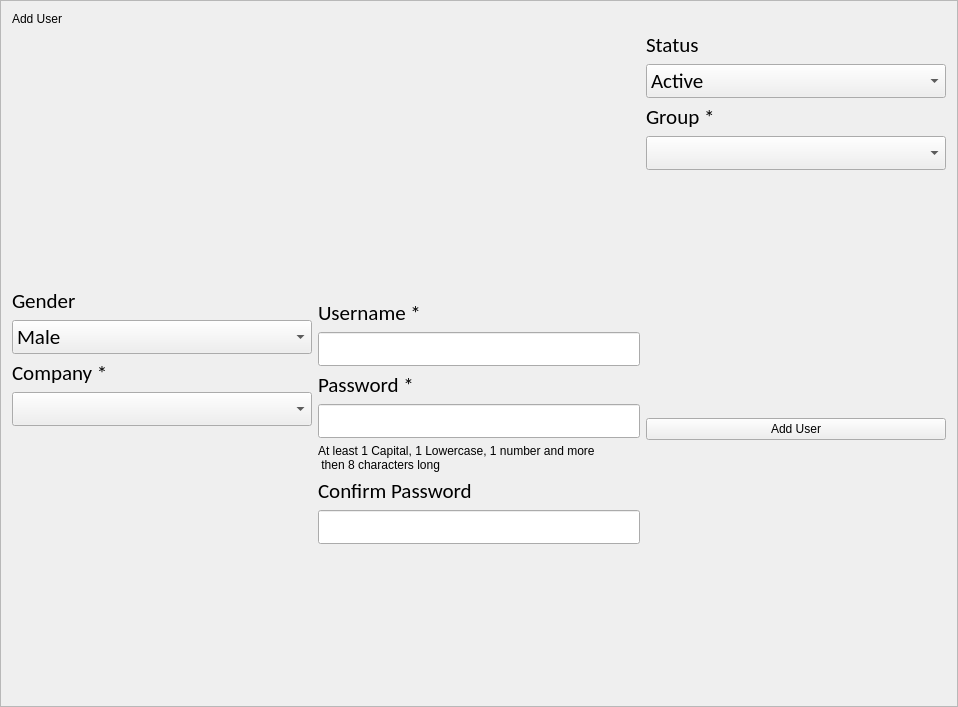
ashraf-kx/stock-manager, file People/f_adduser.ui: the form before one commit.
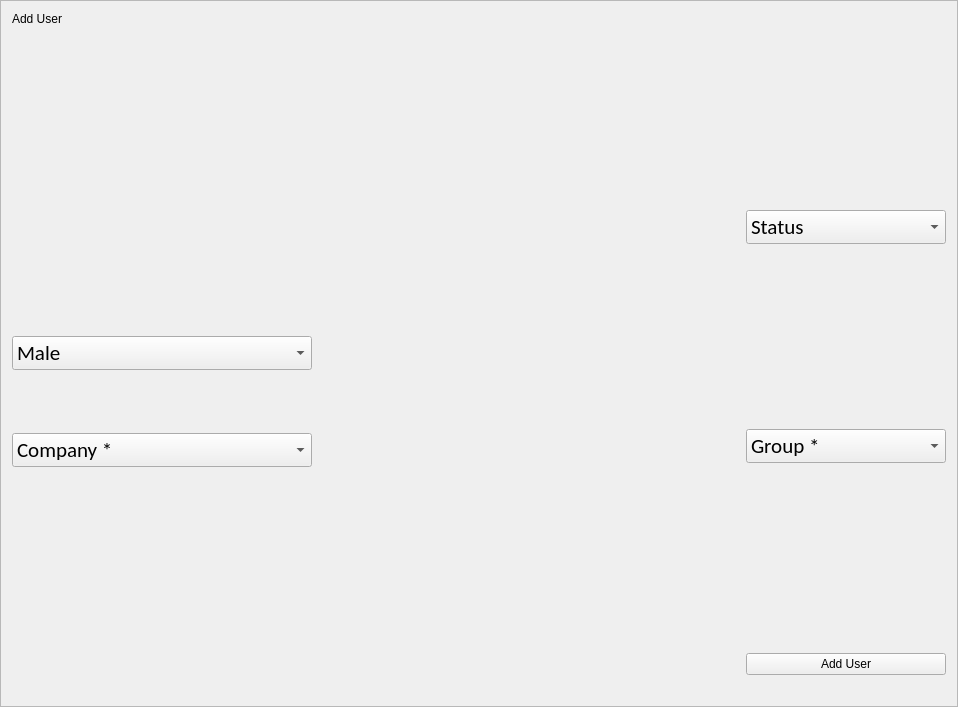
The form after the commit. Custom widgets are drawn as their Qt base class.

Commit message: Fixing problems related to the use of MDLineEdit into addUser

Patch:
```diff
--- a/People/f_adduser.ui
+++ b/People/f_adduser.ui
@@ -39,12 +39,27 @@
       <layout class="QVBoxLayout" name="layoutLeftSide">
        <item>
         <widget class="MDLineEdit" name="W_firstName">
+         <property name="minimumSize">
+          <size>
+           <width>300</width>
+           <height>90</height>
+          </size>
+         </property>
+         <property name="maximumSize">
+          <size>
+           <width>300</width>
+           <height>90</height>
+          </size>
+         </property>
          <property name="toolTip">
-          <string>My custom Line Edit Support MD </string>
+          <string>type First Name here</string>
          </property>
          <property name="whatsThis">
           <string>Styled Input Text.</string>
          </property>
+         <property name="labelText">
+          <string>First Name *</string>
+         </property>
          <property name="helperVisible" stdset="0">
           <bool>false</bool>
          </property>
@@ -71,8 +86,20 @@
        </item>
        <item>
         <widget class="MDLineEdit" name="W_lastName">
+         <property name="minimumSize">
+          <size>
+           <width>300</width>
+           <height>90</height>
+          </size>
+         </property>
+         <property name="maximumSize">
+          <size>
+           <width>300</width>
+           <height>90</height>
+          </size>
+         </property>
          <property name="toolTip">
-          <string>My custom Line Edit Support MD </string>
+          <string>type Last Name here</string>
          </property>
          <property name="whatsThis">
           <string>Styled Input Text.</string>
@@ -104,28 +131,6 @@
          </property>
         </spacer>
        </item>
-       <item>
-        <widget class="QLabel" name="L_gender">
-         <property name="minimumSize">
-          <size>
-           <width>300</width>
-           <height>0</height>
-          </size>
-         </property>
-         <property name="font">
-          <font>
-           <family>Calibri</family>
-           <pointsize>16</pointsize>
-           <weight>50</weight>
-           <italic>false</italic>
-           <bold>false</bold>
-          </font>
-         </property>
-         <property name="text">
-          <string>Gender</string>
-         </property>
-        </widget>
-       </item>
        <item>
         <widget class="QComboBox" name="Cb_gender">
          <property name="minimumSize">
@@ -143,6 +148,24 @@
            <bold>false</bold>
           </font>
          </property>
+         <property name="cursor">
+          <cursorShape>PointingHandCursor</cursorShape>
+         </property>
+         <property name="editable">
+          <bool>false</bool>
+         </property>
+         <property name="insertPolicy">
+          <enum>QComboBox::NoInsert</enum>
+         </property>
+         <property name="iconSize">
+          <size>
+           <width>24</width>
+           <height>24</height>
+          </size>
+         </property>
+         <property name="frame">
+          <bool>true</bool>
+         </property>
          <item>
           <property name="text">
            <string>Male</string>
@@ -156,20 +179,17 @@
         </widget>
        </item>
        <item>
-        <widget class="QLabel" name="L_company">
-         <property name="font">
-          <font>
-           <family>Calibri</family>
-           <pointsize>16</pointsize>
-           <weight>50</weight>
-           <italic>false</italic>
-           <bold>false</bold>
-          </font>
+        <spacer name="verticalSpacer">
+         <property name="orientation">
+          <enum>Qt::Vertical</enum>
          </property>
-         <property name="text">
-          <string>Company *</string>
+         <property name="sizeHint" stdset="0">
+          <size>
+           <width>20</width>
+           <height>40</height>
+          </size>
          </property>
-        </widget>
+        </spacer>
        </item>
        <item>
         <widget class="QComboBox" name="Cb_company">
@@ -188,6 +208,14 @@
            <bold>false</bold>
           </font>
          </property>
+         <property name="cursor">
+          <cursorShape>PointingHandCursor</cursorShape>
+         </property>
+         <item>
+          <property name="text">
+           <string>Company *</string>
+          </property>
+         </item>
         </widget>
        </item>
        <item>
@@ -205,6 +233,18 @@
        </item>
        <item>
         <widget class="MDLineEdit" name="W_phone">
+         <property name="minimumSize">
+          <size>
+           <width>300</width>
+           <height>90</height>
+          </size>
+         </property>
+         <property name="maximumSize">
+          <size>
+           <width>300</width>
+           <height>90</height>
+          </size>
+         </property>
          <property name="toolTip">
           <string>My custom Line Edit Support MD </string>
          </property>
@@ -229,6 +269,15 @@
          <property name="rightIconVisible" stdset="0">
           <bool>false</bool>
          </property>
+         <property name="LIconPixmap" stdset="0">
+          <pixmap resource="../icons.qrc">:/b/icons/b/ic_phone_2x.png</pixmap>
+         </property>
+         <property name="LIconSize" stdset="0">
+          <size>
+           <width>30</width>
+           <height>24</height>
+          </size>
+         </property>
         </widget>
        </item>
        <item>
@@ -246,6 +295,19 @@
        </item>
       </layout>
      </item>
+     <item>
+      <spacer name="horizontalSpacer_2">
+       <property name="orientation">
+        <enum>Qt::Horizontal</enum>
+       </property>
+       <property name="sizeHint" stdset="0">
+        <size>
+         <width>40</width>
+         <height>20</height>
+        </size>
+       </property>
+      </spacer>
+     </item>
      <item>
       <layout class="QVBoxLayout" name="layoutMid">
        <item>
@@ -263,8 +325,20 @@
        </item>
        <item>
         <widget class="MDLineEdit" name="W_email">
+         <property name="minimumSize">
+          <size>
+           <width>300</width>
+           <height>90</height>
+          </size>
+         </property>
+         <property name="maximumSize">
+          <size>
+           <width>300</width>
+           <height>90</height>
+          </size>
+         </property>
          <property name="toolTip">
-          <string>My custom Line Edit Support MD </string>
+          <string>Type your current Email</string>
          </property>
          <property name="whatsThis">
           <string>Styled Input Text.</string>
@@ -287,6 +361,15 @@
          <property name="rightIconVisible" stdset="0">
           <bool>false</bool>
          </property>
+         <property name="LIconPixmap" stdset="0">
+          <pixmap resource="../icons.qrc">:/b/icons/b/ic_mail_2x.png</pixmap>
+         </property>
+         <property name="LIconSize" stdset="0">
+          <size>
+           <width>30</width>
+           <height>30</height>
+          </size>
+         </property>
         </widget>
        </item>
        <item>
@@ -303,137 +386,99 @@
         </spacer>
        </item>
        <item>
-        <widget class="QLabel" name="L_username">
-         <property name="font">
-          <font>
-           <family>Calibri</family>
-           <pointsize>16</pointsize>
-           <weight>50</weight>
-           <italic>false</italic>
-           <bold>false</bold>
-          </font>
+        <widget class="MDLineEdit" name="W_username">
+         <property name="minimumSize">
+          <size>
+           <width>300</width>
+           <height>90</height>
+          </size>
          </property>
-         <property name="text">
-          <string>Username *</string>
+         <property name="maximumSize">
+          <size>
+           <width>300</width>
+           <height>90</height>
+          </size>
          </property>
+         <property name="labelText">
+          <string>User Name *</string>
+         </property>
+         <property name="helperText">
+          <string/>
+         </property>
+         <property name="placeHolder">
+          <string>type username</string>
+         </property>
+         <property name="helperVisible" stdset="0">
+          <bool>false</bool>
+         </property>
+         <property name="leftIconVisible" stdset="0">
+          <bool>false</bool>
+         </property>
+         <property name="rightIconVisible" stdset="0">
+          <bool>false</bool>
+         </property>
+         <property name="LIconPixmap" stdset="0">
+          <pixmap resource="../icons.qrc">:/b/icons/b/ic_account_circle_2x.png</pixmap>
+         </property>
+         <property name="LIconSize" stdset="0">
+          <size>
+           <width>30</width>
+           <height>30</height>
+          </size>
+         </property>
         </widget>
        </item>
        <item>
-        <widget class="QLineEdit" name="Le_username">
-         <property name="minimumSize">
+        <spacer name="verticalSpacer_11">
+         <property name="orientation">
+          <enum>Qt::Vertical</enum>
+         </property>
+         <property name="sizeHint" stdset="0">
           <size>
-           <width>0</width>
-           <height>25</height>
+           <width>20</width>
+           <height>40</height>
           </size>
          </property>
-         <property name="font">
-          <font>
-           <family>Calibri</family>
-           <pointsize>16</pointsize>
-           <weight>50</weight>
-           <italic>false</italic>
-           <bold>false</bold>
-          </font>
-         </property>
-         <property name="maxLength">
-          <number>45</number>
-         </property>
-        </widget>
+        </spacer>
        </item>
        <item>
-        <widget class="QLabel" name="L_password">
+        <widget class="MDLineEdit" name="W_password">
          <property name="minimumSize">
           <size>
            <width>300</width>
-           <height>0</height>
+           <height>90</height>
           </size>
          </property>
-         <property name="font">
-          <font>
-           <family>Calibri</family>
-           <pointsize>16</pointsize>
-           <weight>50</weight>
-           <italic>false</italic>
-           <bold>false</bold>
-          </font>
+         <property name="maximumSize">
+          <size>
+           <width>300</width>
+           <height>90</height>
+          </size>
          </property>
-         <property name="text">
+         <property name="labelText">
           <string>Password *</string>
          </property>
-        </widget>
-       </item>
-       <item>
-        <widget class="QLineEdit" name="Le_password">
-         <property name="minimumSize">
-          <size>
-           <width>0</width>
-           <height>25</height>
-          </size>
+         <property name="helperText">
+          <string>At least 1 Capital, 1 Lowercase, 1 number and more then 8 characters long</string>
          </property>
-         <property name="font">
-          <font>
-           <family>Calibri</family>
-           <pointsize>16</pointsize>
-           <weight>50</weight>
-           <italic>false</italic>
-           <bold>false</bold>
-          </font>
+         <property name="helperVisible" stdset="0">
+          <bool>true</bool>
          </property>
-         <property name="maxLength">
-          <number>45</number>
+         <property name="leftIconVisible" stdset="0">
+          <bool>false</bool>
          </property>
-         <property name="echoMode">
-          <enum>QLineEdit::PasswordEchoOnEdit</enum>
+         <property name="LIconPixmap" stdset="0">
+          <pixmap resource="../icons.qrc">:/b/icons/b/ic_vpn_key_2x.png</pixmap>
          </property>
-        </widget>
-       </item>
-       <item>
-        <widget class="QLabel" name="L_info">
-         <property name="text">
-          <string>At least 1 Capital, 1 Lowercase, 1 number and more 
- then 8 characters long</string>
+         <property name="RIconPixmap" stdset="0">
+          <pixmap resource="../icons.qrc">:/b/icons/b/ic_remove_red_eye_2x.png</pixmap>
          </property>
-        </widget>
-       </item>
-       <item>
-        <widget class="QLabel" name="L_confirmePass">
-         <property name="font">
-          <font>
-           <family>Calibri</family>
-           <pointsize>16</pointsize>
-           <weight>50</weight>
-           <italic>false</italic>
-           <bold>false</bold>
-          </font>
-         </property>
-         <property name="text">
-          <string>Confirm Password</string>
-         </property>
-        </widget>
-       </item>
-       <item>
-        <widget class="QLineEdit" name="Le_confirmePass">
-         <property name="minimumSize">
+         <property name="LIconSize" stdset="0">
           <size>
-           <width>0</width>
-           <height>25</height>
+           <width>30</width>
+           <height>24</height>
           </size>
          </property>
-         <property name="font">
-          <font>
-           <family>Calibri</family>
-           <pointsize>16</pointsize>
-           <weight>50</weight>
-           <italic>false</italic>
-           <bold>false</bold>
-          </font>
-         </property>
-         <property name="maxLength">
-          <number>50</number>
-         </property>
-         <property name="echoMode">
-          <enum>QLineEdit::PasswordEchoOnEdit</enum>
-         </property>
         </widget>
        </item>
        <item>
@@ -449,25 +494,91 @@
          </property>
         </spacer>
        </item>
+       <item>
+        <widget class="MDLineEdit" name="W_confirmePass">
+         <property name="minimumSize">
+          <size>
+           <width>300</width>
+           <height>90</height>
+          </size>
+         </property>
+         <property name="maximumSize">
+          <size>
+           <width>300</width>
+           <height>90</height>
+          </size>
+         </property>
+         <property name="labelText">
+          <string>Confirm Password *</string>
+         </property>
+         <property name="helperText">
+          <string/>
+         </property>
+         <property name="placeHolder">
+          <string/>
+         </property>
+         <property name="helperVisible" stdset="0">
+          <bool>false</bool>
+         </property>
+         <property name="leftIconVisible" stdset="0">
+          <bool>false</bool>
+         </property>
+         <property name="rightIconVisible" stdset="0">
+          <bool>false</bool>
+         </property>
+         <property name="LIconPixmap" stdset="0">
+          <pixmap resource="../icons.qrc">:/b/icons/b/ic_done_all_2x.png</pixmap>
+         </property>
+         <property name="LIconSize" stdset="0">
+          <size>
+           <width>30</width>
+           <height>24</height>
+          </size>
+         </property>
+        </widget>
+       </item>
+       <item>
+        <spacer name="verticalSpacer_10">
+         <property name="orientation">
+          <enum>Qt::Vertical</enum>
+         </property>
+         <property name="sizeHint" stdset="0">
+          <size>
+           <width>20</width>
+           <height>40</height>
+          </size>
+         </property>
+        </spacer>
+       </item>
       </layout>
      </item>
+     <item>
+      <spacer name="horizontalSpacer_3">
+       <property name="orientation">
+        <enum>Qt::Horizontal</enum>
+       </property>
+       <property name="sizeHint" stdset="0">
+        <size>
+         <width>40</width>
+         <height>20</height>
+        </size>
+       </property>
+      </spacer>
+     </item>
      <item>
       <layout class="QVBoxLayout" name="layoutRightSide">
        <item>
-        <widget class="QLabel" name="L_status">
-         <property name="font">
-          <font>
-           <family>Calibri</family>
-           <pointsize>16</pointsize>
-           <weight>50</weight>
-           <italic>false</italic>
-           <bold>false</bold>
-          </font>
+        <spacer name="verticalSpacer_12">
+         <property name="orientation">
+          <enum>Qt::Vertical</enum>
          </property>
-         <property name="text">
-          <string>Status</string>
+         <property name="sizeHint" stdset="0">
+          <size>
+           <width>20</width>
+           <height>40</height>
+          </size>
          </property>
-        </widget>
+        </spacer>
        </item>
        <item>
         <widget class="QComboBox" name="Cb_status">
@@ -492,6 +603,20 @@
            <bold>false</bold>
           </font>
          </property>
+         <property name="cursor">
+          <cursorShape>PointingHandCursor</cursorShape>
+         </property>
+         <property name="iconSize">
+          <size>
+           <width>16</width>
+           <height>16</height>
+          </size>
+         </property>
+         <item>
+          <property name="text">
+           <string>Status</string>
+          </property>
+         </item>
          <item>
           <property name="text">
            <string>Active</string>
@@ -520,26 +645,17 @@
         </widget>
        </item>
        <item>
-        <widget class="QLabel" name="L_group">
-         <property name="minimumSize">
+        <spacer name="verticalSpacer_13">
+         <property name="orientation">
+          <enum>Qt::Vertical</enum>
+         </property>
+         <property name="sizeHint" stdset="0">
           <size>
-           <width>300</width>
-           <height>0</height>
+           <width>20</width>
+           <height>40</height>
           </size>
          </property>
-         <property name="font">
-          <font>
-           <family>Calibri</family>
-           <pointsize>16</pointsize>
-           <weight>50</weight>
-           <italic>false</italic>
-           <bold>false</bold>
-          </font>
-         </property>
-         <property name="text">
-          <string>Group *</string>
-         </property>
-        </widget>
+        </spacer>
        </item>
        <item>
         <widget class="QComboBox" name="Cb_group">
@@ -558,6 +674,14 @@
            <bold>false</bold>
           </font>
          </property>
+         <property name="cursor">
+          <cursorShape>PointingHandCursor</cursorShape>
+         </property>
+         <item>
+          <property name="text">
+           <string>Group *</string>
+          </property>
+         </item>
         </widget>
        </item>
        <item>
@@ -601,19 +725,6 @@
          </property>
         </widget>
        </item>
-       <item>
-        <spacer name="verticalSpacer">
-         <property name="orientation">
-          <enum>Qt::Vertical</enum>
-         </property>
-         <property name="sizeHint" stdset="0">
-          <size>
-           <width>20</width>
-           <height>40</height>
-          </size>
-         </property>
-        </spacer>
-       </item>
       </layout>
      </item>
     </layout>
```
Left out of the diff: 4 changed lines with no effect on the pictures. The commit also changes 2 other files.
